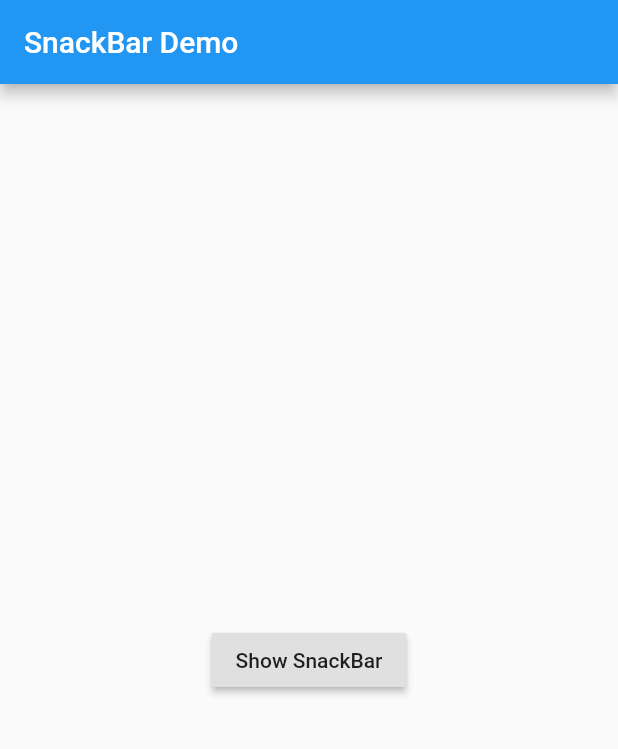
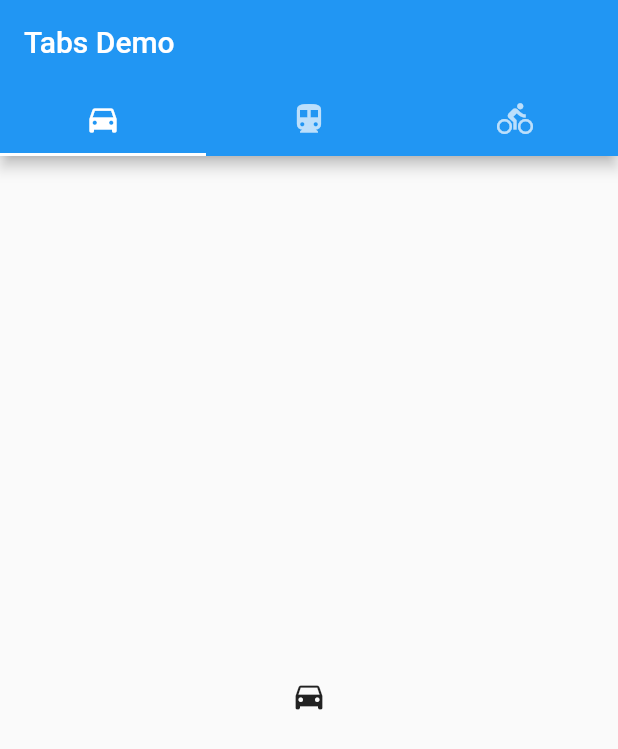
Before and after one commit to ggggxiaolong/flutter_app, a Flutter app: the screen it shows after launch, on a phone screen of 412 x 824 dp. Shown: the top 749 px of the screen. Run offline on Flutter 3.47's test engine with Material 2 defaults, Android fonts, the phone set to English and light mode, and no system bars.

Commit message:
Tabs demo

```diff
--- a/lib/main.dart
+++ b/lib/main.dart
@@ -1,41 +1,35 @@
 import 'package:flutter/material.dart';
 
-void main() => runApp(new SnackBarDemo());
+void main() => runApp(new TabBarDemo());
 
-class SnackBarDemo extends StatelessWidget {
+class TabBarDemo extends StatelessWidget {
+
   @override
     Widget build(BuildContext context) {
       return new MaterialApp(
-        title: 'SnackBar Demo',
-        home: new Scaffold(
-          appBar: new AppBar(
-            title: new Text('SnackBar Demo'),
+        title: 'TabBar Demo',
+        home: new DefaultTabController(
+          length: 3,
+          child: new Scaffold(
+            appBar: new AppBar(
+              bottom: new TabBar(
+                tabs: <Widget>[
+                  new Tab(icon: new Icon(Icons.directions_car),),
+                  new Tab(icon: new Icon(Icons.directions_transit),),
+                  new Tab(icon: new Icon(Icons.directions_bike),)
+                ],
+              ),
+              title: new Text('Tabs Demo'),
+            ),
+            body: new TabBarView(
+              children: <Widget>[
+                new Icon(Icons.directions_car),
+                new Icon(Icons.directions_transit),
+                new Icon(Icons.directions_bike)
+              ],
+            ),
           ),
-          body: new SnackBarPage(),
         ),
       );
     }
 }
-
-class SnackBarPage extends StatelessWidget {
-  @override
-    Widget build(BuildContext context) {
-      return new Center(
-        child: new RaisedButton(
-          child: new Text('Show SnackBar'),
-          onPressed: (){
-            final SnackBar snackBar = new SnackBar(
-              content: new Text('Yay! A SnackBar!'),
-              action: new SnackBarAction(
-                label: 'Undo',
-                onPressed:(){
-                  print('Undo');
-                },
-              ),
-            );
-            Scaffold.of(context).showSnackBar(snackBar);
-          },
-        ),
-      );
-    }
-}
```
